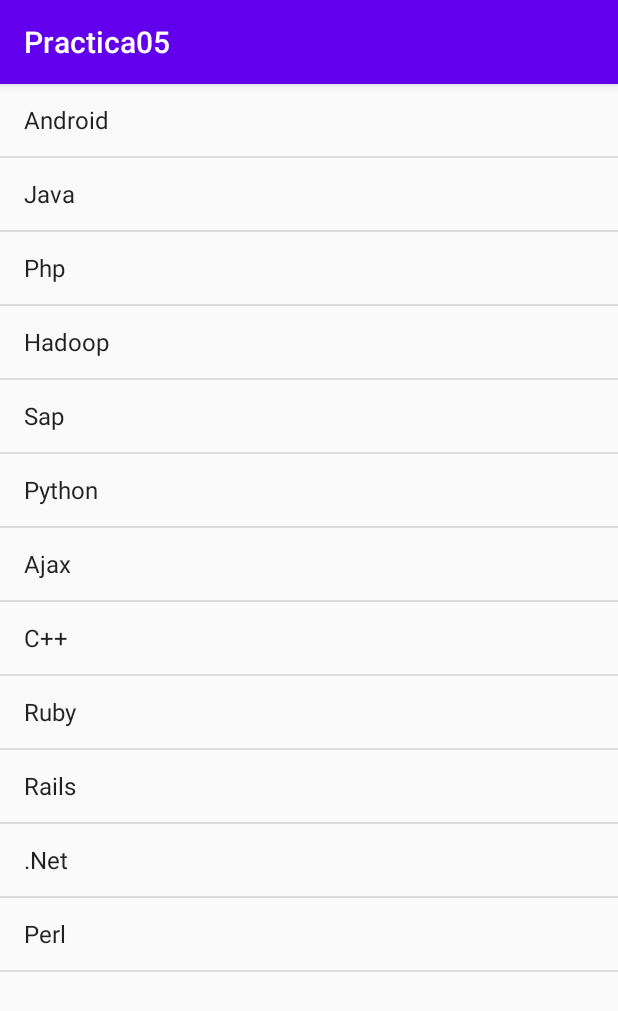
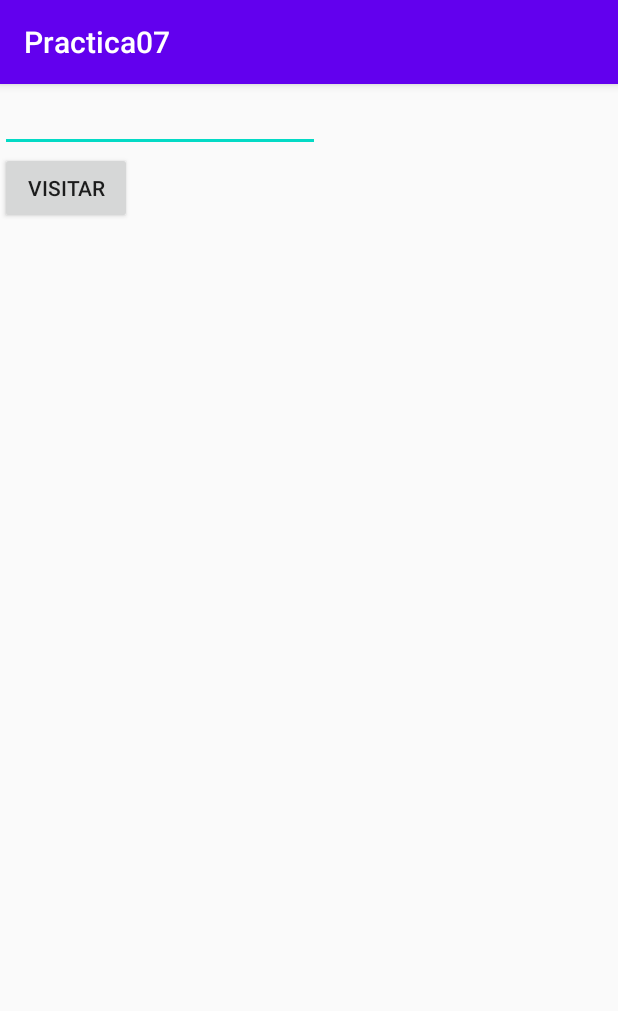
Before and after one commit to Guillermoo12/PDM2020, an Android app: the screen it shows after launch (MainActivity), on a phone screen of 412 x 824 dp. Shown: the top 1011 px of the screen. Run offline under Robolectric (Android 15) with nearby library versions, the phone set to English and light mode, and no system bars.

Commit message:
Practica 7

```diff
--- a/src/main/AndroidManifest.xml
+++ b/src/main/AndroidManifest.xml
@@ -1,6 +1,6 @@
 <?xml version="1.0" encoding="utf-8"?>
 <manifest xmlns:android="http://schemas.android.com/apk/res/android"
-    package="com.example.practica05">
+    package="com.example.practica07">
 
     <application
         android:allowBackup="true"
--- /dev/null
+++ b/src/main/java/com/example/practica07/MainActivity.java
@@ -0,0 +1,32 @@
+package com.example.practica07;
+import androidx.appcompat.app.AppCompatActivity;
+
+import android.content.Intent;
+import android.net.Uri;
+import android.os.Bundle;
+import android.view.View;
+import android.view.View.OnClickListener;
+import android.widget.Button;
+import android.widget.EditText;
+
+public class MainActivity extends AppCompatActivity {
+
+    @Override
+    protected void onCreate(Bundle savedInstanceState) {
+        super.onCreate(savedInstanceState);
+        setContentView(R.layout.activity_main);
+
+        final EditText editText1 = findViewById(R.id.editText1);
+        Button button1 = findViewById(R.id.button1);
+
+        button1.setOnClickListener(new OnClickListener(){
+
+            @Override
+            public void onClick(View arg0){
+                String url = editText1.getText().toString();
+                Intent intent = new Intent(Intent.ACTION_VIEW, Uri.parse(url));
+                startActivity(intent);
+            }
+        });
+    }
+}
--- a/src/main/res/layout/activity_main.xml
+++ b/src/main/res/layout/activity_main.xml
@@ -6,11 +6,25 @@
     android:layout_height="match_parent"
     tools:context=".MainActivity">
 
-    <ListView
-        android:id="@+id/listView"
+    <LinearLayout
         android:layout_width="match_parent"
-        android:layout_height="fill_parent"
-        />
+        android:layout_height="match_parent"
+        android:orientation="vertical">
 
+        <EditText
+            android:id="@+id/editText1"
+            android:layout_width="wrap_content"
+            android:layout_height="wrap_content"
+            android:ems="10"
+            android:inputType="textPersonName" />
+
+        <Button
+            android:id="@+id/button1"
+            android:layout_width="wrap_content"
+            android:layout_height="wrap_content"
+            android:layout_below="@+id/editText1"
+            android:layout_centerHorizontal="true"
+            android:text="Visitar" />
+    </LinearLayout>
 
 </androidx.constraintlayout.widget.ConstraintLayout>
--- a/src/main/res/values/strings.xml
+++ b/src/main/res/values/strings.xml
@@ -1,19 +1,3 @@
 <resources>
-    <string name="app_name">Practica05</string>
-    <string name="title_activity_main">MainActivity</string>
-
-    <string-array name="array_technology">
-        <item>Android</item>
-        <item>Java</item>
-        <item>Php</item>
-        <item>Hadoop</item>
-        <item>Sap</item>
-        <item>Python</item>
-        <item>Ajax</item>
-        <item>C++</item>
-        <item>Ruby</item>
-        <item>Rails</item>
-        <item>.Net</item>
-        <item>Perl</item>
-    </string-array>
+    <string name="app_name">Practica07</string>
 </resources>
```
Also changed, not shown: 2 other files.
